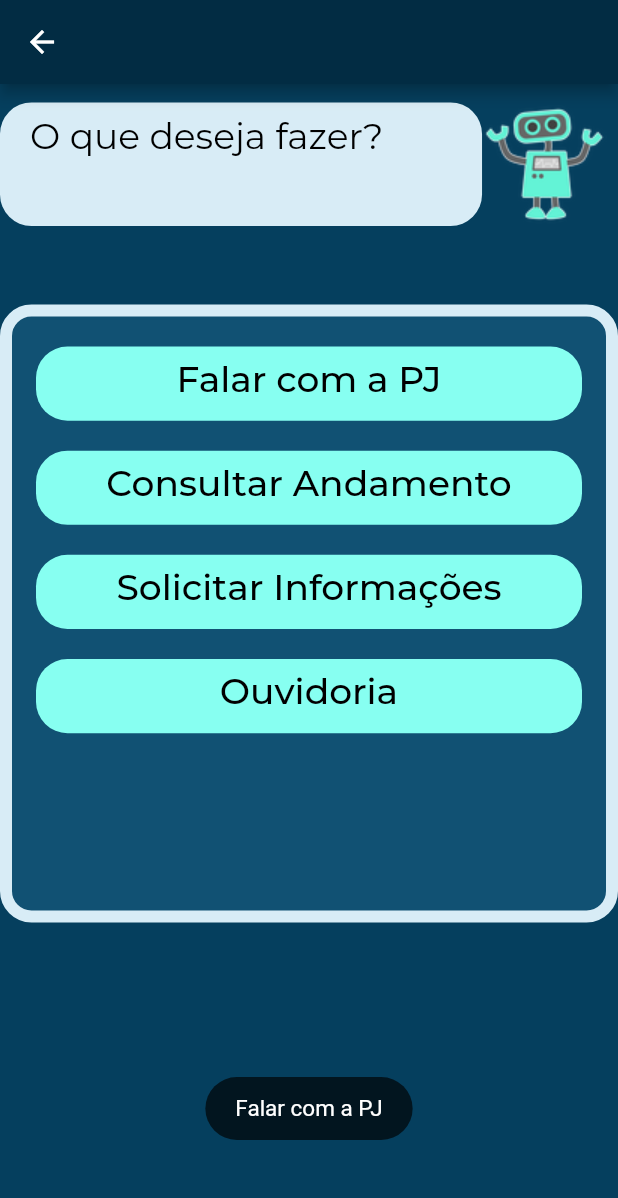
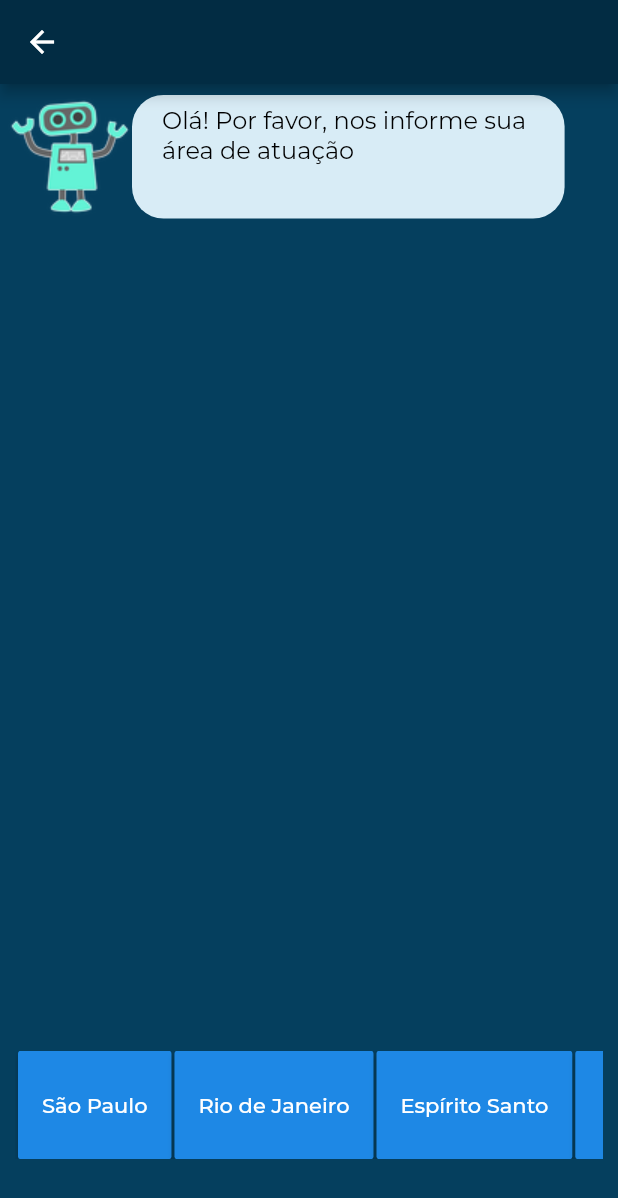
Before and after one commit to victornassif/mpsp_virtual_assistant, a Flutter app: the OptionsView screen opened by its route, after a tap on "Falar com a PJ", on a phone screen of 412 x 824 dp. Shown: the top 1198 px of the screen. Run offline on Flutter 3.47's test engine with Material 2 defaults, Android fonts, the phone set to English and light mode, and no system bars; our stand-ins replace dio, flutter_mobx, geocoding, geolocator, mobx, toast; generated files the repository leaves out were written again; project files that could hold a hidden picture were left out.

Commit message:
Controle de estado com MobX e criação da tela de fluxo 'Falar com a PJ'

```diff
--- /dev/null
+++ b/lib/store/falar_pj_store.dart
@@ -0,0 +1,32 @@
+import "package:mobx/mobx.dart";
+import 'package:mpsp_virtual_assistant/model/message_model.dart';
+import 'package:mpsp_virtual_assistant/model/promotoria_model.dart';
+import 'package:mpsp_virtual_assistant/services/promotoria_service.dart';
+part "falar_pj_store.g.dart";
+
+class FalarPjStore = _FalarPjStore with _$FalarPjStore;
+
+abstract class _FalarPjStore with Store {
+
+  // serviço de promotoria
+  final PromotoriaService _promotoriaService = PromotoriaService();
+
+  // lista de promotorias, de acordo com a área de atuação selecionada
+  //List<PromotoriaModel> _listaPromotoria = <PromotoriaModel>[];
+
+  @observable
+  ObservableList<PromotoriaModel> listaPromotoria = <PromotoriaModel>[].asObservable();
+
+  @observable
+  ObservableList<MessageModel> messages = <MessageModel>[].asObservable();
+
+  @action
+  setPromotorias(idAreaAtuacao) async {
+    this.listaPromotoria = await this._promotoriaService.findByAreaAtuacao(idAreaAtuacao).asObservable();
+  }
+
+  addMessage({String msg, String owner}) {
+    MessageModel message = new MessageModel(msg: msg, owner: owner);
+    this.messages.add(message);
+  }
+}
--- /dev/null
+++ b/lib/views/falarpj.view.dart
@@ -0,0 +1,129 @@
+import 'package:flutter/material.dart';
+import 'package:flutter_mobx/flutter_mobx.dart';
+import 'package:mpsp_virtual_assistant/store/falar_pj_store.dart';
+
+class FalarPj extends StatefulWidget {
+  @override
+  _FalarPjState createState() => _FalarPjState();
+}
+
+class _FalarPjState extends State<FalarPj> {
+  final FalarPjStore store = new FalarPjStore();
+
+  @override
+  Widget build(BuildContext context) {
+    this.store.addMessage(
+        msg: 'Olá! Por favor, nos informe sua área de atuação', owner: 'bot');
+    return Scaffold(
+      appBar: AppBar(),
+      body: Column(
+        children: [
+          Container(
+            height: MediaQuery.of(context).size.height * 0.77,
+            child: Column(children: [
+              Expanded(
+                child: Observer(
+                  builder: (context) => ListView.builder(
+                    itemCount: this.store.messages.length,
+                    itemBuilder: (_, index) =>
+                        this.store.messages[index].owner == 'user'
+                            ? messageUser(
+                                context: context,
+                                msg: this.store.messages[index].msg)
+                            : messageBot(
+                                context: context,
+                                msg: this.store.messages[index].msg),
+                  ),
+                ),
+              ),
+            ]),
+          ),
+          SizedBox(
+            child: Padding(
+              padding: EdgeInsets.all(10),
+              child: ListView(
+                // This next line does the trick.
+                scrollDirection: Axis.horizontal,
+                children: <Widget>[
+                  optionButton(text: 'São Paulo', onPressed: () {}),
+                  optionButton(text: 'Rio de Janeiro', onPressed: () {}),
+                  optionButton(text: 'Espírito Santo', onPressed: () {}),
+                  optionButton(text: 'Acre', onPressed: () {}),
+                  optionButton(text: 'Alagoas', onPressed: () {}),
+                ],
+              ),
+            ),
+            height: MediaQuery.of(context).size.height * 0.112,
+          )
+        ],
+      ),
+    );
+  }
+
+  Widget optionButton({String text, Function onPressed}) {
+    return Container(
+      margin: EdgeInsets.only(left: 2),
+          child: RaisedButton(
+        child: Text(text),
+        onPressed: onPressed,
+      ),
+    );
+  }
+
+  Container messageBot({BuildContext context, String msg}) {
+    return Container(
+      alignment: Alignment.bottomLeft,
+      margin: EdgeInsets.all(5),
+      width: MediaQuery.of(context).size.width,
+      child: Row(
+        children: [
+          Image(
+            image: AssetImage('assets/small/robot.png'),
+          ),
+          Container(
+            height: MediaQuery.of(context).size.height * 0.1,
+            width: MediaQuery.of(context).size.width * 0.70,
+            decoration: BoxDecoration(
+              color: Theme.of(context).cardColor,
+              borderRadius: BorderRadius.circular(21),
+            ),
+            child: Padding(
+                padding: const EdgeInsets.fromLTRB(20, 8, 0, 0),
+                child: Text(
+                  msg,
+                  style: TextStyle(
+                    color: Colors.black,
+                    fontSize: 16,
+                  ),
+                )),
+          ),
+        ],
+      ),
+    );
+  }
+
+  Container messageUser({BuildContext context, String msg}) {
+    return Container(
+      alignment: Alignment.bottomRight,
+      margin: EdgeInsets.all(10),
+      width: MediaQuery.of(context).size.width,
+      child: Container(
+        height: MediaQuery.of(context).size.height * 0.1,
+        width: MediaQuery.of(context).size.width * 0.70,
+        decoration: BoxDecoration(
+          color: Theme.of(context).cardColor,
+          borderRadius: BorderRadius.circular(21),
+        ),
+        child: Padding(
+            padding: const EdgeInsets.fromLTRB(20, 8, 0, 0),
+            child: Text(
+              msg,
+              style: TextStyle(
+                color: Colors.black,
+                fontSize: 16,
+              ),
+            )),
+      ),
+    );
+  }
+}
--- a/lib/views/options.view.dart
+++ b/lib/views/options.view.dart
@@ -1,4 +1,5 @@
 import 'package:flutter/material.dart';
+import 'package:mpsp_virtual_assistant/views/falarpj.view.dart';
 import 'package:toast/toast.dart';
 
 class OptionsView extends StatefulWidget {
@@ -33,7 +34,7 @@ class _OptionsViewState extends State<OptionsView> {
                       color: Colors.black,
                       fontSize: 24,
                     ),
-                  ),
+                  )
                 ),
               ),
               Image(
@@ -55,7 +56,9 @@ class _OptionsViewState extends State<OptionsView> {
             child: Column(
               children: [
                 option(context, 'Falar com a PJ', () {
-                  Toast.show("Falar com a PJ", context, duration: Toast.LENGTH_SHORT, gravity:  Toast.BOTTOM);
+                  Navigator.push(context,
+                    MaterialPageRoute(builder: (context) => FalarPj()));
+                  //Toast.show("Falar com a PJ", context, duration: Toast.LENGTH_SHORT, gravity:  Toast.BOTTOM);
                 }),
                 option(context, 'Consultar Andamento', () {
                   Toast.show("Consultar andamento", context, duration: Toast.LENGTH_SHORT, gravity:  Toast.BOTTOM);
```
Also changed, not shown: lib/model/message_model.dart (added, +8 -0 lines), lib/model/promotoria_model.dart (added, +48 -0 lines), lib/services/api_config.dart (added, +36 -0 lines), lib/services/promotoria_service.dart (added, +34 -0 lines), pubspec.yaml (+7 -0 lines), lib/store/falar_pj_store.g.dart (added), pubspec.lock.
